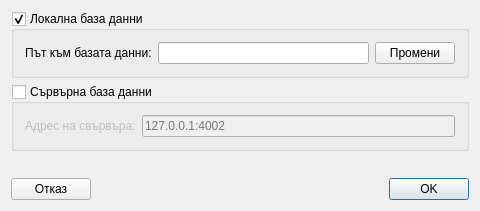
Before: the Qt Designer form src/View/Widgets/DbSettingsDialog.ui in thefinalcutbg/DinoDent, drawn with Qt 5.
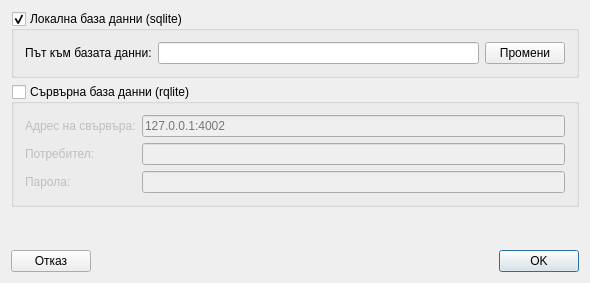
After: the same form once the commit is applied.

Commit message: Rqlite usr/pass authentification. QTabBar stylesheet updated.

What changed in the file:
```diff
--- a/src/View/Widgets/DbSettingsDialog.ui
+++ b/src/View/Widgets/DbSettingsDialog.ui
@@ -6,8 +6,8 @@
    <rect>
     <x>0</x>
     <y>0</y>
-    <width>480</width>
-    <height>211</height>
+    <width>590</width>
+    <height>283</height>
    </rect>
   </property>
   <property name="windowTitle">
@@ -17,7 +17,7 @@
    <item>
     <widget class="QGroupBox" name="localGroup">
      <property name="title">
-      <string>Локална база данни</string>
+      <string>Локална база данни (sqlite)</string>
      </property>
      <property name="checkable">
       <bool>true</bool>
@@ -54,7 +54,7 @@
    <item>
     <widget class="QGroupBox" name="serverGroup">
      <property name="title">
-      <string>Сървърна база данни</string>
+      <string>Сървърна база данни (rqlite)</string>
      </property>
      <property name="checkable">
       <bool>true</bool>
@@ -64,24 +64,49 @@
      </property>
      <layout class="QVBoxLayout" name="verticalLayout_2">
       <item>
-       <layout class="QHBoxLayout" name="horizontalLayout_2">
-        <item>
+       <layout class="QFormLayout" name="formLayout">
+        <item row="0" column="0">
          <widget class="QLabel" name="label_2">
           <property name="text">
            <string>Адрес на свървъра:</string>
           </property>
          </widget>
         </item>
-        <item>
+        <item row="0" column="1">
          <widget class="QLineEdit" name="addressLineEdit">
-          <property name="readOnly">
-           <bool>false</bool>
-          </property>
           <property name="placeholderText">
            <string>127.0.0.1:4002</string>
           </property>
          </widget>
         </item>
+        <item row="1" column="0">
+         <widget class="QLabel" name="label_3">
+          <property name="text">
+           <string>Потребител:</string>
+          </property>
+         </widget>
+        </item>
+        <item row="1" column="1">
+         <widget class="QLineEdit" name="usrLineEdit">
+          <property name="echoMode">
+           <enum>QLineEdit::EchoMode::Normal</enum>
+          </property>
+         </widget>
+        </item>
+        <item row="2" column="0">
+         <widget class="QLabel" name="label_4">
+          <property name="text">
+           <string>Парола:</string>
+          </property>
+         </widget>
+        </item>
+        <item row="2" column="1">
+         <widget class="QLineEdit" name="passLineEdit">
+          <property name="echoMode">
+           <enum>QLineEdit::EchoMode::Password</enum>
+          </property>
+         </widget>
+        </item>
        </layout>
       </item>
      </layout>
```
The commit also changes 11 other files.
